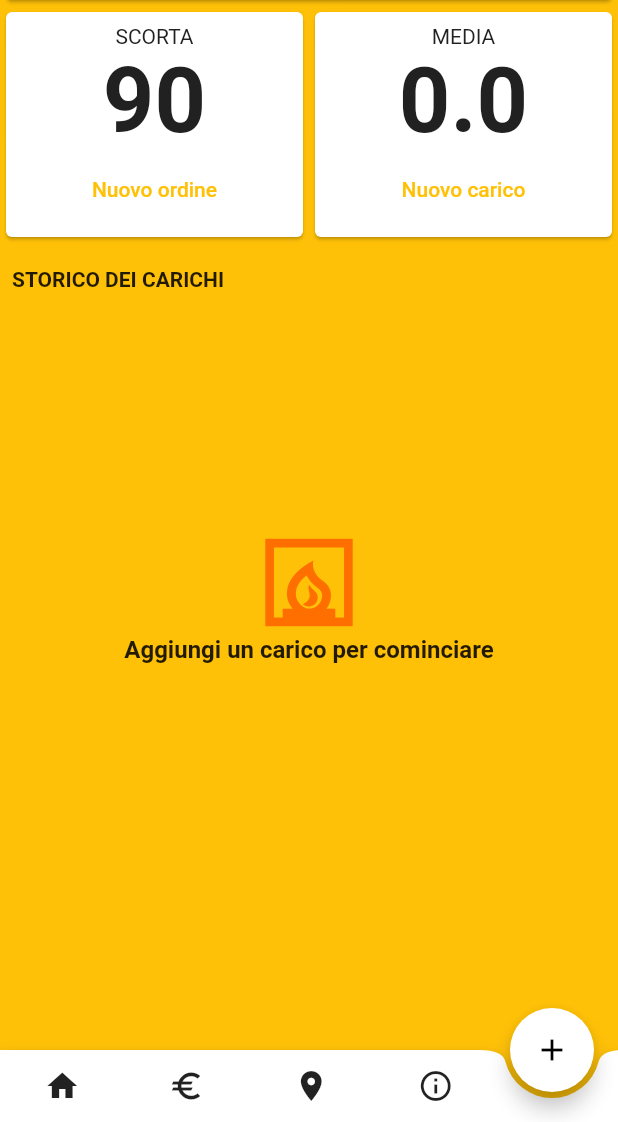
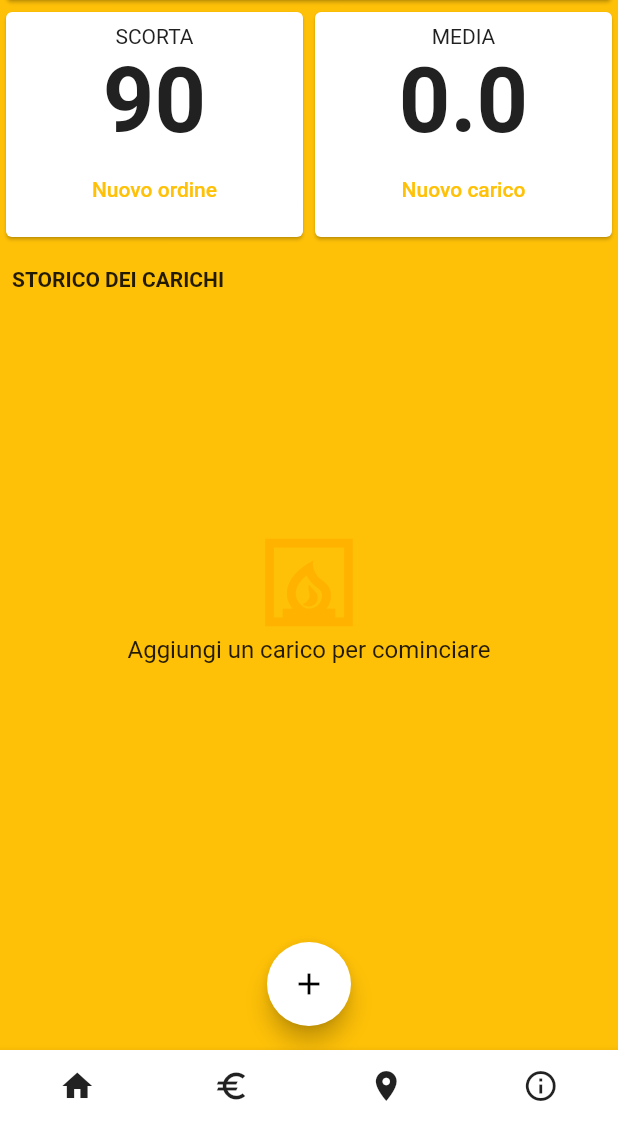
Before and after one commit to eilgug/pellet-manager, a Flutter app: the screen it shows after launch, on a phone screen of 412 x 824 dp, the part 114-1236 px from its top. Run offline on Flutter 3.47's test engine with Material 2 defaults, Android fonts, the phone set to English and light mode, and no system bars.

Commit message:
moved FAB to HomePage class

```diff
--- a/lib/main.dart
+++ b/lib/main.dart
@@ -45,11 +45,6 @@ class _MyHomePageState extends State<MyHomePage> {
         elevation: 0,
       ),
       bottomNavigationBar: MyBottomAppBar(),
-      floatingActionButton: FloatingActionButton(
-          onPressed: () {},
-          child: const Icon(Icons.add),
-          backgroundColor: Colors.white),
-      floatingActionButtonLocation: FloatingActionButtonLocation.endDocked,
       body: HomePage(),
     );
   }
--- a/lib/screens/homePage.dart
+++ b/lib/screens/homePage.dart
@@ -72,7 +72,14 @@ class _HomePageState extends State<HomePage> {
 
   @override
   Widget build(BuildContext context) {
-    return Column(
+    return Scaffold(
+      backgroundColor: Theme.of(context).primaryColor,
+      floatingActionButton: FloatingActionButton(
+          onPressed: () => _startAddNewLoads(context),
+          child: const Icon(Icons.add),
+          backgroundColor: Colors.white),
+      floatingActionButtonLocation: FloatingActionButtonLocation.centerFloat,
+      body: Column(
         crossAxisAlignment: CrossAxisAlignment.start,
         children: <Widget>[
           // Grafico carici giornalieri
@@ -109,6 +116,7 @@ class _HomePageState extends State<HomePage> {
             deleteLoad: _deleteLoad,
           )
         ],
+      ),
     );
   }
 }
--- a/lib/widgets/loadList.dart
+++ b/lib/widgets/loadList.dart
@@ -23,12 +23,14 @@ class LoadsList extends StatelessWidget {
                   child: Icon(
                     Icons.fireplace_outlined,
                     size: 70,
-                    color: Colors.amber.shade900,
+                    color: Colors.amber.shade600,
                   ),
                 ),
                 Text(
                   'Aggiungi un carico per cominciare',
-                  style: TextStyle(fontSize: 16, fontWeight: FontWeight.bold),
+                  style: TextStyle(
+                    fontSize: 16,
+                  ),
                 ),
               ],
             ))
--- a/lib/widgets/myBottomAppBar.dart
+++ b/lib/widgets/myBottomAppBar.dart
@@ -9,7 +9,6 @@ class MyBottomAppBar extends StatelessWidget {
       shape: CircularNotchedRectangle(),
       elevation: 4,
       child: Container(
-        margin: EdgeInsets.only(right: 80),
         child: Row(
           mainAxisAlignment: MainAxisAlignment.spaceAround,
           children: [
```
Lines whose indentation alone changed are shown as unchanged.
